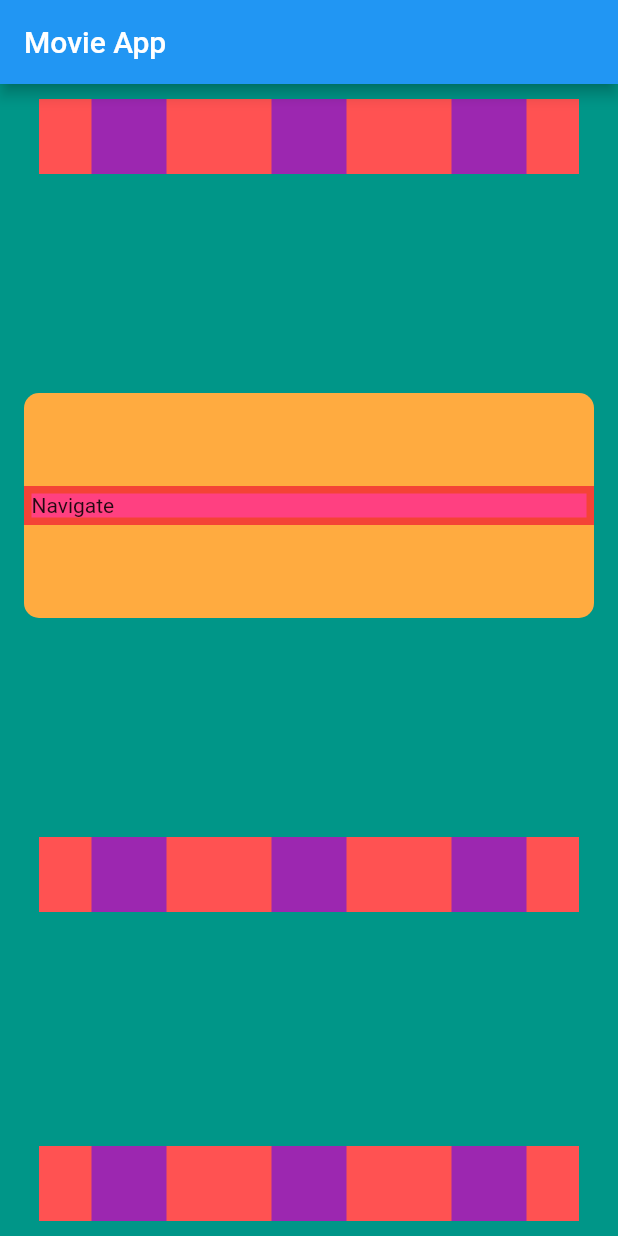
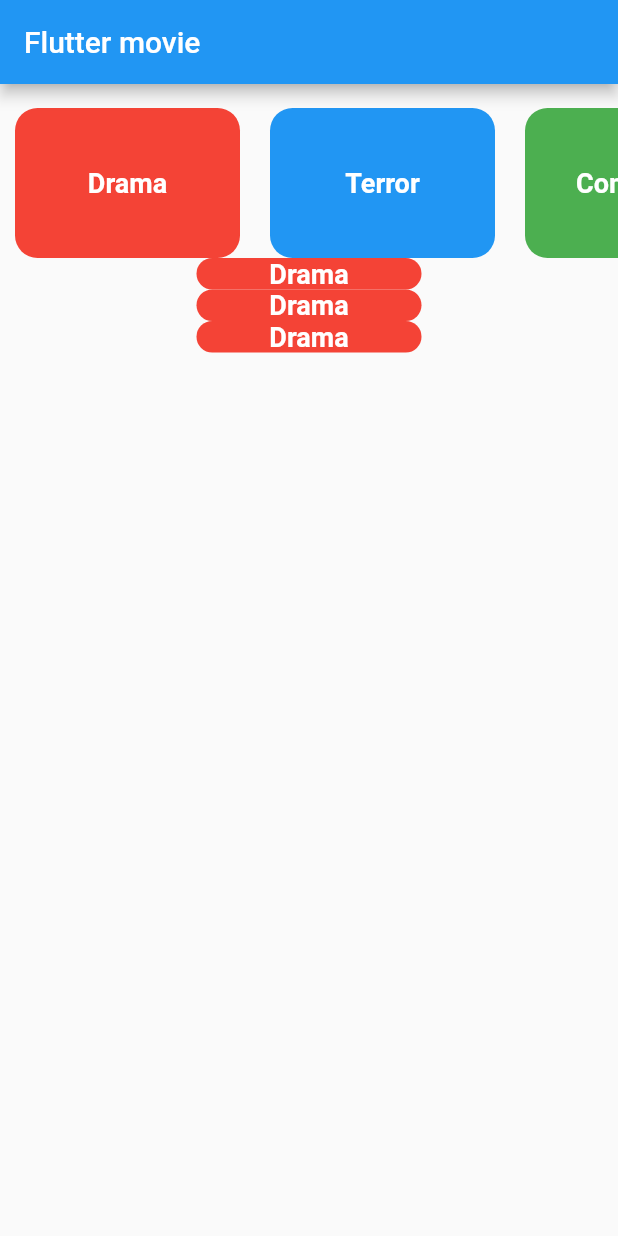
Before and after one commit to GerardoGtz25/flutter_movies, a Flutter app: the screen it shows after launch, on a phone screen of 412 x 824 dp. Run offline on Flutter 3.47's test engine with Material 2 defaults, Android fonts, the phone set to English and light mode, and no system bars.

```diff
--- a/lib/main.dart
+++ b/lib/main.dart
@@ -1,4 +1,6 @@
 import 'package:flutter/material.dart';
+import 'package:movies/screens/homeScreen.dart';
+import 'package:movies/screens/movieDetails.dart';
 
 void main() => runApp(MyApp());
 
@@ -13,104 +15,9 @@ class MyApp extends StatelessWidget {
       ),
       routes: <String, WidgetBuilder>{
         '/a': (BuildContext context) =>  HomeScreen(),
-        '/b': (BuildContext context) => SecondScreen(),
+        '/b': (BuildContext context) => MovieDetails(),
       },
       home: HomeScreen(),
     );
   }
 }
-
-class SecondScreen extends StatelessWidget {
-
-  @override
-  Widget build(BuildContext context) {
-    return Scaffold(
-      appBar: AppBar(
-        title: Text('Second Screen'),
-      ),
-      body: Container(
-        child: Text('Hola'),
-      )
-    );
-  }
-}
-
-class HomeScreen extends StatelessWidget {
-
-  handleTap(BuildContext context) {
-    Navigator.of(context).pushNamed('/b');
-    print('Hola Mundo');
-  }
-
-  Container getSonContainer() {
-    return Container(
-      width: 50,
-      height: 50,
-      color: Colors.purple,
-    );
-  }
-
-  Container getContainer() {
-    return Container(
-      color: Colors.redAccent,
-      margin: EdgeInsets.all(10),
-      child: Row(
-        mainAxisAlignment: MainAxisAlignment.spaceAround,
-        children: <Widget>[
-          getSonContainer(),
-          getSonContainer(),
-          getSonContainer(),
-        ]
-      ),
-    );
-  }
-
-  Expanded getElements(BuildContext context) {
-    return Expanded(
-      flex: 1,
-      child: Container(
-        width: double.infinity,
-        decoration: BoxDecoration(
-          border: Border.all(color: Colors.red, width: 5),
-          color: Colors.pinkAccent,
-        ),
-        child: InkWell(child: Text('Navigate'), onTap: () => handleTap(context),)
-      ),
-    );
-  }
-
-  @override
-  Widget build(BuildContext context) {
-    return Scaffold(
-      appBar: AppBar(
-        title: Text('Movie App'),
-      ),
-      body: Container(
-        color: Colors.teal,
-        // margin: EdgeInsets.only(top: 15),
-        padding: EdgeInsets.symmetric(horizontal: 16),
-        child: Column(
-          mainAxisAlignment: MainAxisAlignment.spaceBetween,
-          children: <Widget>[
-            getContainer(),
-            Container(
-              width: double.infinity,
-              height: 150,
-              decoration: BoxDecoration(
-                color: Colors.orangeAccent,
-                borderRadius: BorderRadius.all(Radius.circular(10))
-              ),
-              child: Row(
-                children: <Widget>[
-                  getElements(context),
-                ],
-              )
-            ),
-            getContainer(),
-            getContainer(),
-          ]
-        ),
-      )
-    );
-  }
-}
--- /dev/null
+++ b/lib/screens/homeScreen.dart
@@ -0,0 +1,114 @@
+import 'package:flutter/material.dart';
+
+class HomeScreen extends StatelessWidget {
+
+  final genreList = ['Terror', 'Drama', 'Commedy', 'Another one'];
+
+  handleTap(BuildContext context) {
+    Navigator.of(context).pushNamed('/b');
+    print('Hola Mundo');
+  }
+
+
+
+  // Container getContainer() {
+  //   return Container(
+  //     color: Colors.redAccent,
+  //     margin: EdgeInsets.all(10),
+  //     child: Row(
+  //       mainAxisAlignment: MainAxisAlignment.spaceAround,
+  //       children: <Widget>[
+  //         getSonContainer(),
+  //         getSonContainer(),
+  //         getSonContainer(),
+  //       ]
+  //     ),
+  //   );
+  // }
+
+  // Expanded getElements(BuildContext context) {
+  //   return Expanded(
+  //     flex: 1,
+  //     child: Container(
+  //       width: double.infinity,
+  //       decoration: BoxDecoration(
+  //         border: Border.all(color: Colors.red, width: 5),
+  //         color: Colors.pinkAccent,
+  //       ),
+  //       child: InkWell(child: Text('Navigate'), onTap: () => handleTap(context),)
+  //     ),
+  //   );
+  // }
+ InkWell getItemList(text, color) {
+   return InkWell(
+     onTap: () => print(text),
+     child: Container(
+      width: 150.0,
+      margin: EdgeInsets.symmetric(horizontal: 10),
+      child: Center(child: Text(text, style: TextStyle(
+        fontWeight: FontWeight.bold, color: Colors.white, fontSize: 18
+      ))),
+      decoration: BoxDecoration(
+        color: color,
+        borderRadius: BorderRadius.circular(15)
+      )
+    )
+   );
+ }
+
+  @override
+  Widget build(BuildContext context) {
+    return Scaffold(
+      appBar: AppBar(
+        title: Text('Flutter movie'),
+      ),
+      body: Column(
+        children: <Widget>[
+          Container(
+            height: 100,
+            margin: EdgeInsets.only(top: 16),
+            child: ListView(
+              scrollDirection: Axis.horizontal,
+              children: <Widget>[
+                getItemList('Drama', Colors.red),
+                getItemList('Terror', Colors.blue),
+                getItemList('Commedy', Colors.green),
+                getItemList('Science Fiction', Colors.purple),
+              ]
+            ),
+          ),
+          Container(
+            padding: EdgeInsets.symmetric(horizontal: 16),
+            child: Column(
+              children: <Widget>[
+                getItemList('Drama', Colors.red),
+                getItemList('Drama', Colors.red),
+                getItemList('Drama', Colors.red)
+              ]
+            ),
+          )
+        ]
+      )
+    );
+  }
+}
+
+
+
+//  Container(
+//               width: double.infinity,
+//               margin: EdgeInsets.only(top: 16),
+//               padding: EdgeInsets.all(20),
+//               height: 150,
+//               decoration: BoxDecoration(
+//                 color: Colors.orangeAccent,
+//                 borderRadius: BorderRadius.all(Radius.circular(10))
+//               ),
+//               child: Text(
+//                 'The Best Movies',
+//                 style: TextStyle(
+//                   fontWeight: FontWeight.bold,
+//                   color: Colors.white
+//                 )
+//               )
+//             ),
--- /dev/null
+++ b/lib/screens/movieDetails.dart
@@ -0,0 +1,16 @@
+import 'package:flutter/material.dart';
+
+class MovieDetails extends StatelessWidget {
+
+  @override
+  Widget build(BuildContext context) {
+    return Scaffold(
+      appBar: AppBar(
+        title: Text('Second Screen'),
+      ),
+      body: Container(
+        child: Text('Hola'),
+      )
+    );
+  }
+}
```
